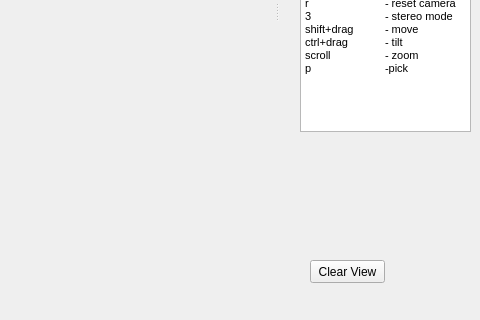
Old version of the form Visualizer.ui in the repository RaduAlexandru/PLY_Visualizer; both pictures show x 195 to 675 and y 299 to 619 of the 675 by 619 pixel window.
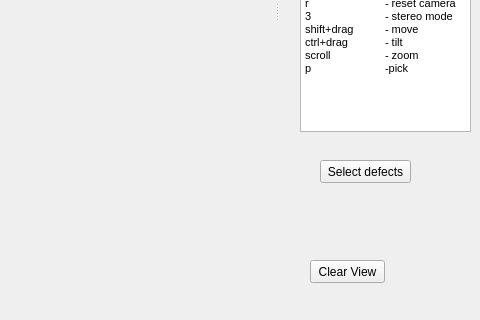
New version of the form. Custom widgets are drawn as their Qt base class.

Commit message: Painting the defects with lines works correctly but is slow. Needs optimizing

What changed in the file:
```diff
--- a/Visualizer.ui
+++ b/Visualizer.ui
@@ -140,6 +140,19 @@
       <bool>true</bool>
      </property>
     </widget>
+    <widget class="QPushButton" name="selectButton">
+     <property name="geometry">
+      <rect>
+       <x>40</x>
+       <y>440</y>
+       <width>91</width>
+       <height>23</height>
+      </rect>
+     </property>
+     <property name="text">
+      <string>Select defects</string>
+     </property>
+    </widget>
    </widget>
   </widget>
   <action name="actionOpenFile">
```
The commit also changes 5 other files.
